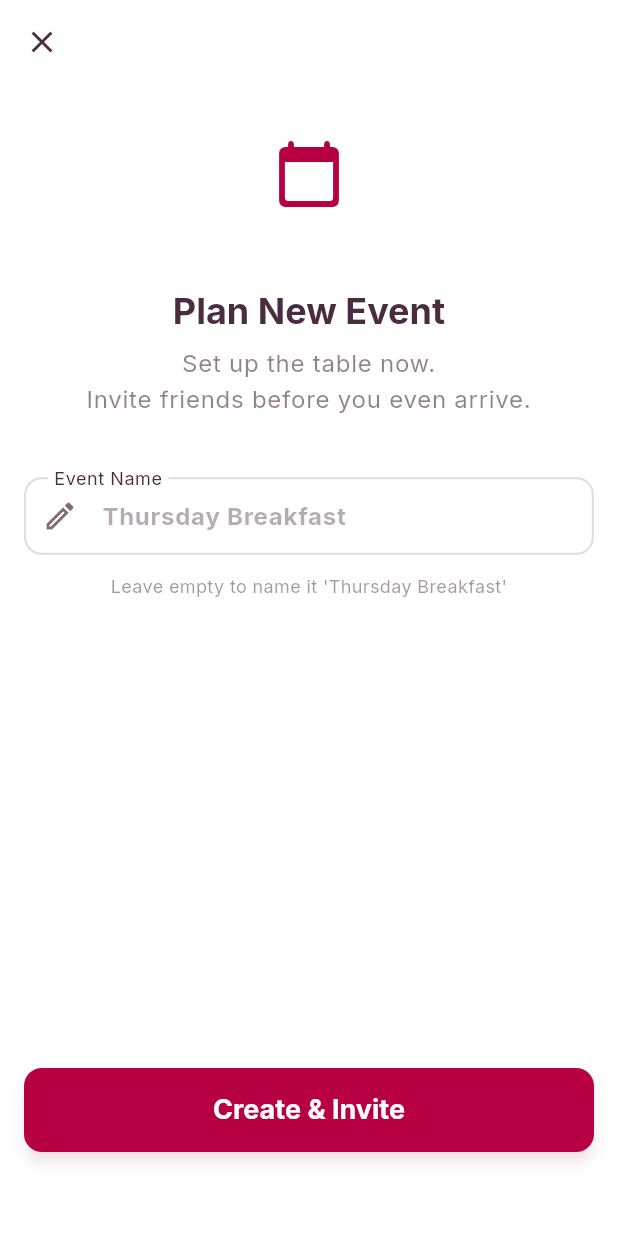
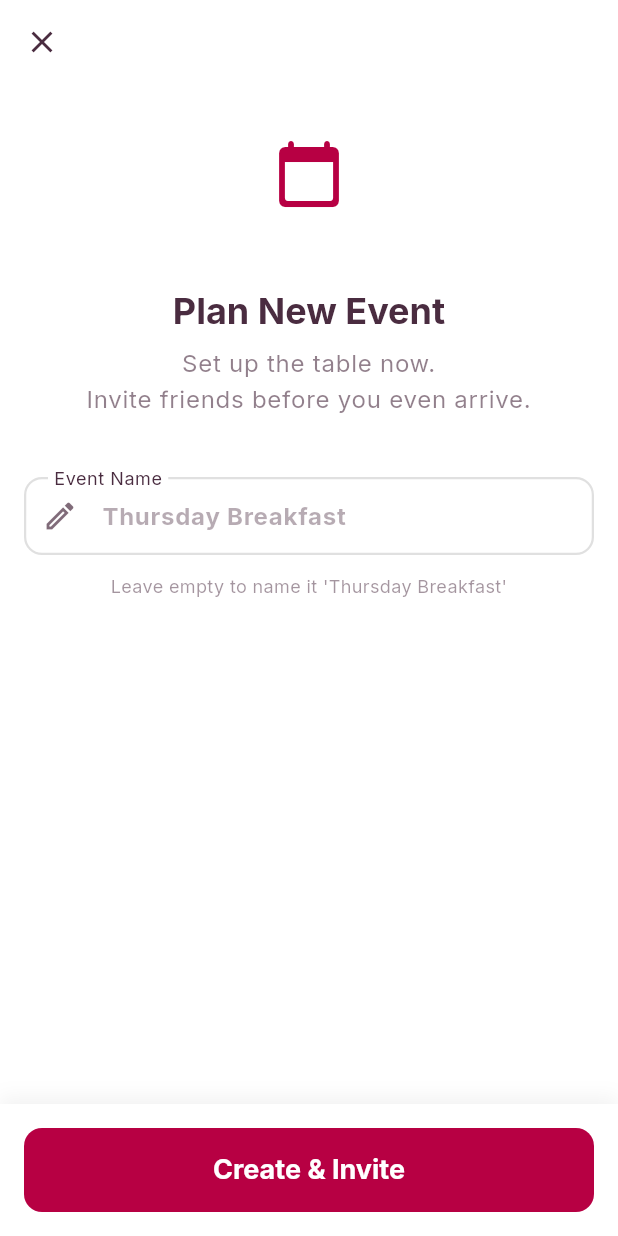
Before and after one commit to edwinjayJC/pyble, a Flutter app: the CreateTableScreen screen opened by its route, on a phone screen of 412 x 824 dp. Run offline on Flutter 3.47's test engine with Material 3 defaults, Android fonts, the phone set to English and light mode, and no system bars; our stand-ins replace email_validator, flutter_riverpod, go_router, google_fonts, image_picker, qr_flutter and 4 more; missing offline and left inert: mobile_scanner, supabase_auth_ui; accounts and stored records are empty; network calls fail.

Commit message:
fix: small bugs

```diff
--- a/lib/features/table/screens/create_table_screen.dart
+++ b/lib/features/table/screens/create_table_screen.dart
@@ -4,7 +4,6 @@ import 'package:go_router/go_router.dart';
 import 'package:intl/intl.dart';
 
 // Core Imports
-import '../../../core/theme/app_colors.dart';
 import '../../../core/theme/app_spacing.dart';
 import '../../../core/theme/app_radius.dart';
 import '../../../core/providers/supabase_provider.dart';
@@ -167,13 +166,16 @@ class _CreateTableScreenState extends ConsumerState<CreateTableScreen> {
         ),
       ),
       body: SafeArea(
+        bottom: false,
+        child: Column(
+          children: [
+            Expanded(
               child: LayoutBuilder(
                 builder: (context, constraints) {
                   return SingleChildScrollView(
                     padding: AppSpacing.screenPadding,
                     child: ConstrainedBox(
-                // Ensure content fills screen for Spacer() to work
-                constraints: BoxConstraints(minHeight: constraints.maxHeight - AppSpacing.xl),
+                      constraints: BoxConstraints(minHeight: constraints.maxHeight),
                       child: IntrinsicHeight(
                         child: Form(
                           key: _formKey,
@@ -190,8 +192,11 @@ class _CreateTableScreenState extends ConsumerState<CreateTableScreen> {
                                     color: theme.colorScheme.surface,
                                     shape: BoxShape.circle,
                                   ),
-                            child: Icon(Icons.calendar_today_rounded, // Changed to Calendar for "Planning" feel
-                                size: 48, color: theme.colorScheme.primary),
+                                  child: Icon(
+                                    Icons.calendar_today_rounded,
+                                    size: 48,
+                                    color: theme.colorScheme.primary,
+                                  ),
                                 ),
                               ),
                               const SizedBox(height: AppSpacing.xl),
@@ -201,7 +206,7 @@ class _CreateTableScreenState extends ConsumerState<CreateTableScreen> {
                                 'Plan New Event',
                                 style: theme.textTheme.headlineLarge?.copyWith(
                                   fontWeight: FontWeight.bold,
-                              color: theme.colorScheme.onSurface
+                                  color: theme.colorScheme.onSurface,
                                 ),
                                 textAlign: TextAlign.center,
                               ),
@@ -210,7 +215,7 @@ class _CreateTableScreenState extends ConsumerState<CreateTableScreen> {
                                 'Set up the table now.\nInvite friends before you even arrive.',
                                 style: theme.textTheme.bodyLarge?.copyWith(
                                   color: theme.colorScheme.onSurface.withOpacity(0.6),
-                              height: 1.5
+                                  height: 1.5,
                                 ),
                                 textAlign: TextAlign.center,
                               ),
@@ -231,7 +236,7 @@ class _CreateTableScreenState extends ConsumerState<CreateTableScreen> {
                                   ),
                                   decoration: InputDecoration(
                                     labelText: 'Event Name',
-                              hintText: _suggestedTitle, // e.g. "Friday Dinner"
+                                    hintText: _suggestedTitle,
                                     floatingLabelBehavior: FloatingLabelBehavior.always,
                                     hintStyle: TextStyle(
                                       color: theme.colorScheme.onSurface.withOpacity(0.4),
@@ -252,28 +257,66 @@ class _CreateTableScreenState extends ConsumerState<CreateTableScreen> {
                                 const SizedBox(height: 12),
                                 Text(
                                   "Leave empty to name it '$_suggestedTitle'",
-                            style: TextStyle(fontSize: 12, color: theme.colorScheme.onSurface.withOpacity(0.5)),
+                                  style: TextStyle(
+                                    fontSize: 12,
+                                    color: theme.colorScheme.onSurface.withOpacity(0.5),
+                                  ),
                                   textAlign: TextAlign.center,
                                 ),
                               ],
 
-                        const Spacer(),
+                              const SizedBox(height: AppSpacing.xl),
+                            ],
+                          ),
+                        ),
+                      ),
+                    ),
+                  );
+                },
+              ),
+            ),
+            _buildCreateFooter(context),
+          ],
+        ),
+      ),
+    );
+  }
 
-                        // 4. Button
-                        SizedBox(
+  Widget _buildCreateFooter(BuildContext context) {
+    final theme = Theme.of(context);
+    final isDark = theme.brightness == Brightness.dark;
+
+    return SafeArea(
+      top: false,
+      child: Container(
+        width: double.infinity,
+        padding: const EdgeInsets.all(16),
+        decoration: BoxDecoration(
+          color: theme.colorScheme.surface,
+          boxShadow: [
+            BoxShadow(
+              color: Colors.black.withOpacity(isDark ? 0.2 : 0.05),
+              blurRadius: 10,
+              offset: const Offset(0, -5),
+            ),
+          ],
+        ),
+        child: SizedBox(
           height: 56,
+          width: double.infinity,
           child: ElevatedButton(
             onPressed: _isLoading
                 ? null
                 : (_activeTable != null
-                                ? () => context.go('/table/${_activeTable!.id}/invite') // Resume -> Invite
+                    ? () => context.go('/table/${_activeTable!.id}/invite')
                     : _createTable),
             style: ElevatedButton.styleFrom(
               backgroundColor: theme.colorScheme.primary,
               foregroundColor: theme.colorScheme.onPrimary,
-                              elevation: 4,
+              elevation: 0,
               shape: const RoundedRectangleBorder(
-                                  borderRadius: AppRadius.allMd),
+                borderRadius: AppRadius.allMd,
+              ),
             ),
             child: _isLoading
                 ? SizedBox(
@@ -281,24 +324,19 @@ class _CreateTableScreenState extends ConsumerState<CreateTableScreen> {
                     width: 24,
                     child: CircularProgressIndicator(
                       color: theme.colorScheme.onPrimary,
-                                    strokeWidth: 2.5))
+                      strokeWidth: 2.5,
+                    ),
+                  )
                 : Text(
                     _activeTable != null
                         ? 'Resume ${_activeTable!.code}'
-                                  : 'Create & Invite', // Clear CTA
+                        : 'Create & Invite',
                     style: const TextStyle(
-                                  fontSize: 18, fontWeight: FontWeight.bold),
+                      fontSize: 18,
+                      fontWeight: FontWeight.bold,
                     ),
                   ),
           ),
-                        const SizedBox(height: AppSpacing.lg),
-                      ],
-                    ),
-                  ),
-                ),
-              ),
-            );
-          },
         ),
       ),
     );
```
Also changed, not shown: lib/core/router/app_router.dart (+76 -5 lines). Lines whose indentation alone changed are shown as unchanged.
